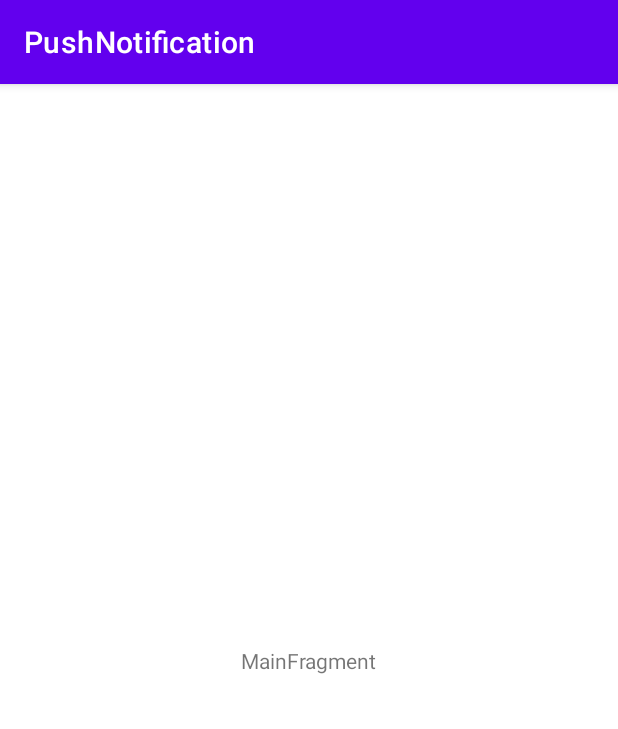
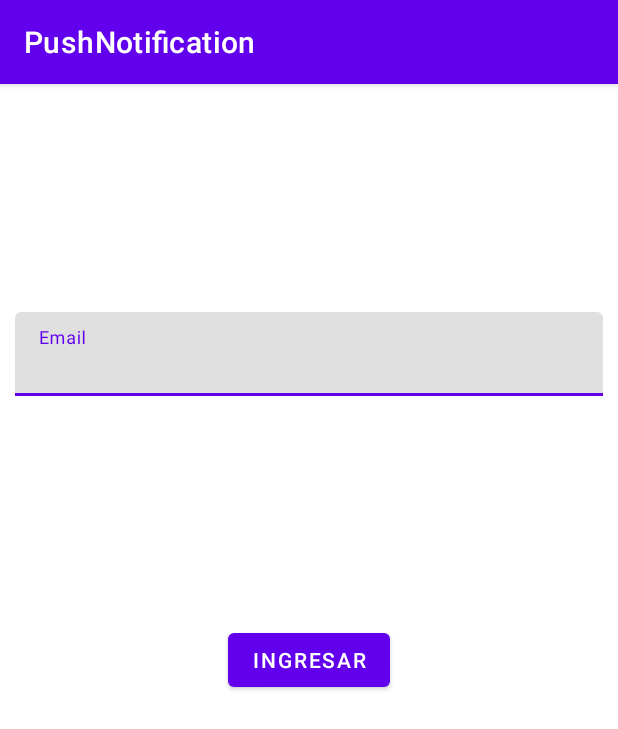
Before and after one commit to santiagoxmedina/pushnotification, an Android app: the screen it shows after launch (MainActivity), on a phone screen of 412 x 824 dp. Shown: the top 729 px of the screen. Run offline under Robolectric (Android 15) with nearby library versions, the phone set to English and light mode, and no system bars; our stand-ins replace data binding.

Commit message:
added main and notification fragment with simple email args funcionality

```diff
--- a/app/src/main/java/com/sanmed/pushnotification/MainActivity.kt
+++ b/app/src/main/java/com/sanmed/pushnotification/MainActivity.kt
@@ -9,10 +9,5 @@ class MainActivity : AppCompatActivity() {
     override fun onCreate(savedInstanceState: Bundle?) {
         super.onCreate(savedInstanceState)
         setContentView(R.layout.main_activity)
-        if (savedInstanceState == null) {
-            supportFragmentManager.beginTransaction()
-                    .replace(R.id.container, MainFragment.newInstance())
-                    .commitNow()
-        }
     }
 }
--- a/app/src/main/java/com/sanmed/pushnotification/ui/main/MainFragment.kt
+++ b/app/src/main/java/com/sanmed/pushnotification/ui/main/MainFragment.kt
@@ -6,25 +6,56 @@ import androidx.fragment.app.Fragment
 import android.view.LayoutInflater
 import android.view.View
 import android.view.ViewGroup
+import android.widget.Toast
+import androidx.databinding.DataBindingUtil
+import androidx.navigation.Navigation
 import com.sanmed.pushnotification.R
+import com.sanmed.pushnotification.databinding.MainFragmentBinding
 
 class MainFragment : Fragment() {
-
-    companion object {
-        fun newInstance() = MainFragment()
-    }
 
     private lateinit var viewModel: MainViewModel
 
     override fun onCreateView(inflater: LayoutInflater, container: ViewGroup?,
                               savedInstanceState: Bundle?): View {
-        return inflater.inflate(R.layout.main_fragment, container, false)
+        val binding:MainFragmentBinding  = DataBindingUtil.inflate(inflater,R.layout.main_fragment,container,false)
+        initViewModel();
+        binding.viewModel = viewModel
+        binding.lifecycleOwner = viewLifecycleOwner
+        return binding.root
     }
 
-    override fun onActivityCreated(savedInstanceState: Bundle?) {
-        super.onActivityCreated(savedInstanceState)
+    override fun onViewCreated(view: View, savedInstanceState: Bundle?) {
+        super.onViewCreated(view, savedInstanceState)
+        initSubscribers()
+    }
+
+    private fun initSubscribers() {
+        viewModel.goToNotification.observe(viewLifecycleOwner,this::onGoToNotification)
+        viewModel.message.observe(viewLifecycleOwner,this::showMessage)
+    }
+
+    private fun showMessage(message:String) {
+        if(message.isNotEmpty()){
+            Toast.makeText(requireContext(),message,Toast.LENGTH_SHORT).show()
+        }
+    }
+
+    private fun onGoToNotification( goToNotification:Boolean) {
+        if(goToNotification){
+            goToNotification(viewModel.email.value)
+            viewModel.goToNotificationCompleted()
+        }
+    }
+
+    private fun goToNotification( email:String?) {
+        if(email!=null){
+            Navigation.findNavController(requireView()).navigate(MainFragmentDirections.actionMainFragmentToNotificationFragment(email))
+        }
+    }
+
+    private fun initViewModel() {
         viewModel = ViewModelProvider(this).get(MainViewModel::class.java)
-        // TODO: Use the ViewModel
     }
 
 }
--- a/app/src/main/java/com/sanmed/pushnotification/ui/main/MainViewModel.kt
+++ b/app/src/main/java/com/sanmed/pushnotification/ui/main/MainViewModel.kt
@@ -1,7 +1,38 @@
 package com.sanmed.pushnotification.ui.main
 
+import android.app.Application
+import android.content.Context
+import android.util.Patterns
+import androidx.lifecycle.AndroidViewModel
+import androidx.lifecycle.LiveData
+import androidx.lifecycle.MutableLiveData
 import androidx.lifecycle.ViewModel
+import com.sanmed.pushnotification.R
+import java.util.regex.Pattern
 
-class MainViewModel : ViewModel() {
-    // TODO: Implement the ViewModel
+class MainViewModel(application:Application) : AndroidViewModel(application) {
+
+    private val _email = MutableLiveData<String>()
+    val  email :MutableLiveData<String>
+    get() = _email
+
+    private val _goToNotification = MutableLiveData<Boolean>()
+    val goToNotification : LiveData<Boolean>
+    get() = _goToNotification
+
+    private val _message = MutableLiveData<String>()
+    val  message :LiveData<String>
+        get() = _message
+
+    fun onJoinClick(){
+        if(_email.value!=null && Patterns.EMAIL_ADDRESS.matcher(_email.value!!).matches()){
+            _goToNotification.value = true
+        }else{
+            _message.value = getApplication<Application>().getString(R.string.invalid_email)
+        }
+    }
+
+    fun goToNotificationCompleted() {
+        _goToNotification.value = false
+    }
 }
--- a/app/src/main/res/layout/main_activity.xml
+++ b/app/src/main/res/layout/main_activity.xml
@@ -1,7 +1,25 @@
 <?xml version="1.0" encoding="utf-8"?>
-<FrameLayout xmlns:android="http://schemas.android.com/apk/res/android"
-    xmlns:tools="http://schemas.android.com/tools"
-    android:id="@+id/container"
-    android:layout_width="match_parent"
-    android:layout_height="match_parent"
-    tools:context=".MainActivity" />
+<layout xmlns:android="http://schemas.android.com/apk/res/android"
+    xmlns:app="http://schemas.android.com/apk/res-auto"
+    xmlns:tools="http://schemas.android.com/tools">
+
+    <androidx.constraintlayout.widget.ConstraintLayout
+        android:id="@+id/container"
+        android:layout_width="match_parent"
+        android:layout_height="match_parent"
+        tools:context=".MainActivity">
+
+        <androidx.fragment.app.FragmentContainerView
+            android:id="@+id/nav_host_fragment"
+            android:name="androidx.navigation.fragment.NavHostFragment"
+            android:layout_width="0dp"
+            android:layout_height="0dp"
+            app:layout_constraintLeft_toLeftOf="parent"
+            app:layout_constraintRight_toRightOf="parent"
+            app:layout_constraintTop_toTopOf="parent"
+            app:layout_constraintBottom_toBottomOf="parent"
+            app:defaultNavHost="true"
+            app:navGraph="@navigation/main_navigation" />
+
+    </androidx.constraintlayout.widget.ConstraintLayout>
+</layout>
--- a/app/src/main/res/layout/main_fragment.xml
+++ b/app/src/main/res/layout/main_fragment.xml
@@ -1,20 +1,46 @@
 <?xml version="1.0" encoding="utf-8"?>
-<androidx.constraintlayout.widget.ConstraintLayout xmlns:android="http://schemas.android.com/apk/res/android"
+<layout xmlns:android="http://schemas.android.com/apk/res/android"
     xmlns:app="http://schemas.android.com/apk/res-auto"
-    xmlns:tools="http://schemas.android.com/tools"
+    xmlns:tools="http://schemas.android.com/tools">
+    <data>
+        <variable
+            name="viewModel"
+            type="com.sanmed.pushnotification.ui.main.MainViewModel" />
+    </data>
+
+    <androidx.constraintlayout.widget.ConstraintLayout
         android:id="@+id/main"
         android:layout_width="match_parent"
         android:layout_height="match_parent"
         tools:context=".ui.main.MainFragment">
 
-    <TextView
-        android:id="@+id/message"
+        <com.google.android.material.textfield.TextInputLayout
+            android:layout_width="match_parent"
+            android:layout_height="wrap_content"
+            android:layout_marginEnd="@dimen/normal_margin"
+            android:layout_marginStart="@dimen/normal_margin"
+            app:layout_constraintBottom_toTopOf="@+id/button"
+            app:layout_constraintEnd_toEndOf="parent"
+            app:layout_constraintStart_toStartOf="parent"
+            app:layout_constraintTop_toTopOf="parent">
+
+            <com.google.android.material.textfield.TextInputEditText
+                android:layout_width="match_parent"
+                android:layout_height="wrap_content"
+                android:inputType="textEmailAddress"
+                android:text="@={viewModel.getEmail()}"
+                android:hint="@string/email" />
+        </com.google.android.material.textfield.TextInputLayout>
+
+        <com.google.android.material.button.MaterialButton
+            android:id="@+id/button"
             android:layout_width="wrap_content"
             android:layout_height="wrap_content"
-        android:text="MainFragment"
+            android:text="@string/join"
+            android:onClick="@{()->viewModel.onJoinClick()}"
             app:layout_constraintBottom_toBottomOf="parent"
             app:layout_constraintEnd_toEndOf="parent"
             app:layout_constraintStart_toStartOf="parent"
             app:layout_constraintTop_toTopOf="parent" />
-
     </androidx.constraintlayout.widget.ConstraintLayout>
+</layout>
--- /dev/null
+++ b/app/src/main/res/navigation/main_navigation.xml
@@ -0,0 +1,26 @@
+<?xml version="1.0" encoding="utf-8"?>
+<navigation xmlns:android="http://schemas.android.com/apk/res/android"
+    xmlns:app="http://schemas.android.com/apk/res-auto"
+    xmlns:tools="http://schemas.android.com/tools"
+    android:id="@+id/main_navigation"
+    app:startDestination="@id/mainFragment">
+
+    <fragment
+        android:id="@+id/mainFragment"
+        tools:layout="@layout/main_fragment"
+        android:name="com.sanmed.pushnotification.ui.main.MainFragment"
+        android:label="MainFragment" >
+        <action
+            android:id="@+id/action_mainFragment_to_notificationFragment"
+            app:destination="@id/notificationFragment" />
+    </fragment>
+    <fragment
+        tools:layout="@layout/notification_fragment"
+        android:id="@+id/notificationFragment"
+        android:name="com.sanmed.pushnotification.ui.notification.NotificationFragment"
+        android:label="NotificationFragment" >
+        <argument
+            android:name="email"
+            app:argType="string" />
+    </fragment>
+</navigation>
--- /dev/null
+++ b/app/src/main/res/values/dimens.xml
@@ -0,0 +1,4 @@
+<?xml version="1.0" encoding="utf-8"?>
+<resources>
+    <dimen name="normal_margin" >10dp</dimen>
+</resources>
--- a/app/src/main/res/values/strings.xml
+++ b/app/src/main/res/values/strings.xml
@@ -1,3 +1,11 @@
 <resources>
     <string name="app_name">PushNotification</string>
+    <string name="email">Email</string>
+    <string name="join">Ingresar</string>
+    <string name="invalid_email">¡Correo no válido!</string>
+    <string name="to_email">Email del destinatario</string>
+    <string name="title">Titulo</string>
+    <string name="message">Mensaje</string>
+    <string name="send">Enviar</string>
+    <string name="welcome">Hola %1$s</string>
 </resources>
```
Also changed, not shown: app/build.gradle (+10 -2 lines), app/src/main/java/com/sanmed/pushnotification/ui/notification/NotificationFragment.kt (added, +49 -0 lines), app/src/main/java/com/sanmed/pushnotification/ui/notification/NotificationViewModel.kt (added, +31 -0 lines), app/src/main/res/layout/notification_fragment.xml (added, +100 -0 lines), build.gradle (+8 -4 lines). Lines whose indentation alone changed are shown as unchanged.
